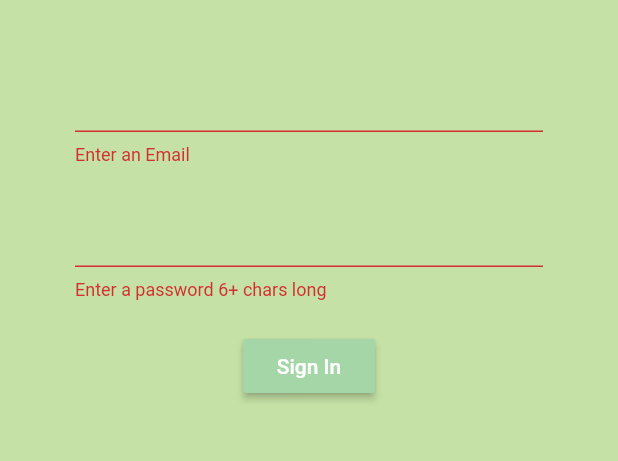
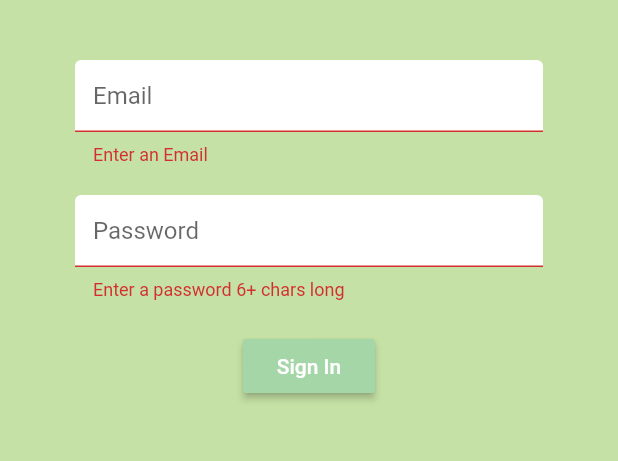
Before and after one commit to skshashankkumar41/ToDo-Flutter-App-With-Firebase, a Flutter app: the screen it shows after launch, after a tap on "Sign In", on a phone screen of 412 x 824 dp, the part 84-545 px from its top. Run offline on Flutter 3.47's test engine with Material 2 defaults, Android fonts, the phone set to English and light mode, and no system bars; our stand-ins replace firebase_auth; accounts and stored records are empty.

Commit message:
added decoration to form

```diff
--- a/lib/screens/authentication/register.dart
+++ b/lib/screens/authentication/register.dart
@@ -1,5 +1,6 @@
 import 'package:flutter/material.dart';
 import 'package:todo_app/services/auth.dart';
+import 'package:todo_app/shared/decoration.dart';
 
 class Register extends StatefulWidget {
   final Function toggleView;
@@ -40,6 +41,7 @@ class _RegisterState extends State<Register> {
                 children: <Widget>[
                   SizedBox(height: 20.0),
                   TextFormField(
+                    decoration: textInputDecoration.copyWith(hintText: 'Email'),
                     validator: (val) {
                       if (val.isEmpty) {
                         return 'Enter an Email';
@@ -55,6 +57,8 @@ class _RegisterState extends State<Register> {
                   ),
                   SizedBox(height: 20.0),
                   TextFormField(
+                    decoration:
+                        textInputDecoration.copyWith(hintText: 'Password'),
                     obscureText: true,
                     validator: (val) => val.length < 6
                         ? 'Enter a password 6+ chars long'
--- a/lib/screens/authentication/sign_in.dart
+++ b/lib/screens/authentication/sign_in.dart
@@ -1,5 +1,6 @@
 import 'package:flutter/material.dart';
 import 'package:todo_app/services/auth.dart';
+import 'package:todo_app/shared/decoration.dart';
 
 class SignIn extends StatefulWidget {
   final Function toggleView;
@@ -40,6 +41,7 @@ class _SignInState extends State<SignIn> {
                 children: <Widget>[
                   SizedBox(height: 20.0),
                   TextFormField(
+                    decoration: textInputDecoration.copyWith(hintText: 'Email'),
                     validator: (val) {
                       if (val.isEmpty) {
                         return 'Enter an Email';
@@ -55,6 +57,8 @@ class _SignInState extends State<SignIn> {
                   ),
                   SizedBox(height: 20.0),
                   TextFormField(
+                    decoration:
+                        textInputDecoration.copyWith(hintText: 'Password'),
                     obscureText: true,
                     validator: (val) => val.length < 6
                         ? 'Enter a password 6+ chars long'
--- /dev/null
+++ b/lib/shared/decoration.dart
@@ -0,0 +1,12 @@
+import 'package:flutter/material.dart';
+
+const textInputDecoration = InputDecoration(
+    hintText: 'Email',
+    fillColor: Colors.white,
+    filled: true,
+    enabledBorder: OutlineInputBorder(
+      borderSide: BorderSide(color: Colors.white, width: 2.0),
+    ),
+    focusedBorder: OutlineInputBorder(
+      borderSide: BorderSide(color: Colors.green, width: 2.0),
+    ));
```
